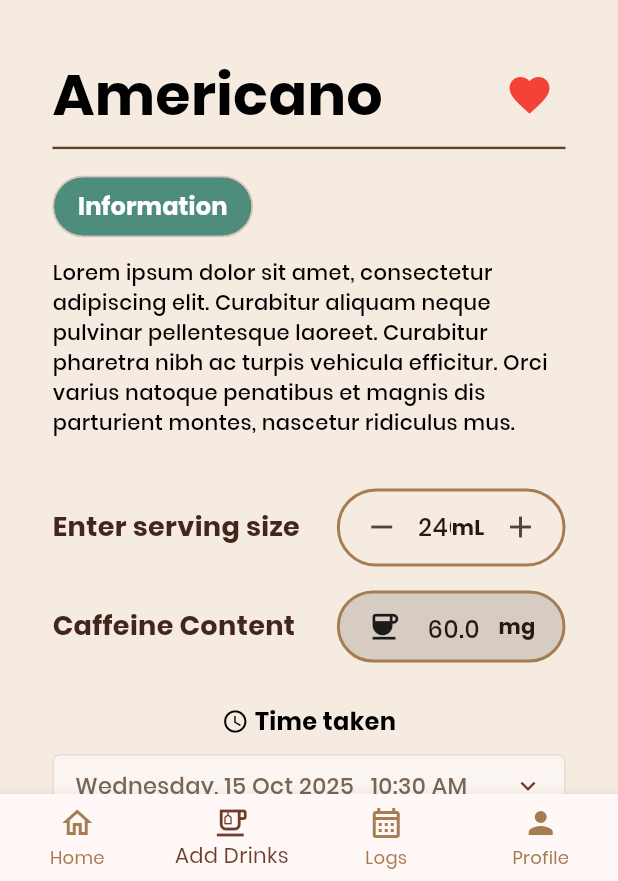
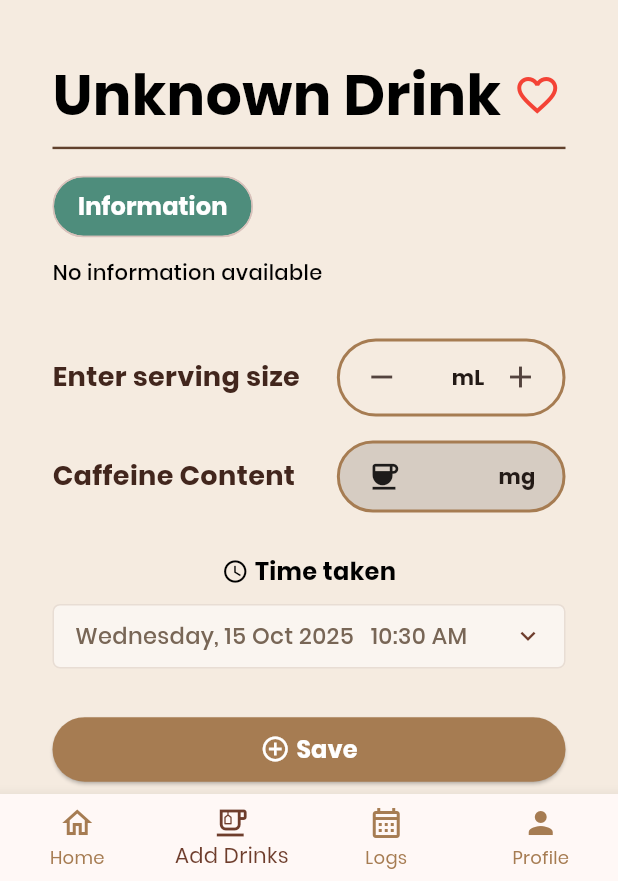
Before and after one commit to FathurrahmanNasution/caffeine_tracker, a Flutter app: the DrinkinformationPage screen opened by its route, after a tap on the "favorite outline" icon, on a phone screen of 412 x 824 dp, the part 355-1236 px from its top. Run offline on Flutter 3.47's test engine with Material 3 defaults, Android fonts, the phone set to English and light mode, and no system bars; our stand-ins replace cloud_firestore, firebase_auth, firebase_core; accounts and stored records are empty.

Commit message:
initial load drink from database, pengaturan preferensi fave drink per user, load drink information per drink

```diff
--- /dev/null
+++ b/lib/model/consumption_log.dart
@@ -0,0 +1,45 @@
+import 'package:cloud_firestore/cloud_firestore.dart';
+
+class ConsumptionLog {
+  final String id;
+  final String userId;
+  final String drinkId;
+  final String drinkName;
+  final int servingSize; // mL
+  final double caffeineContent; // mg
+  final DateTime consumedAt;
+
+  ConsumptionLog({
+    required this.id,
+    required this.userId,
+    required this.drinkId,
+    required this.drinkName,
+    required this.servingSize,
+    required this.caffeineContent,
+    required this.consumedAt,
+  });
+
+  factory ConsumptionLog.fromMap(Map<String, dynamic> map, String documentId) {
+    return ConsumptionLog(
+      id: documentId,
+      userId: map['userId'] ?? '',
+      drinkId: map['drinkId'] ?? '',
+      drinkName: map['drinkName'] ?? '',
+      servingSize: map['servingSize'] ?? 0,
+      caffeineContent: (map['caffeineContent'] ?? 0).toDouble(),
+      consumedAt: (map['consumedAt'] as Timestamp).toDate(),
+    );
+  }
+
+  Map<String, dynamic> toMap() {
+    return {
+      'userId': userId,
+      'drinkId': drinkId,
+      'drinkName': drinkName,
+      'servingSize': servingSize,
+      'caffeineContent': caffeineContent,
+      'consumedAt': Timestamp.fromDate(consumedAt),
+      'createdAt': FieldValue.serverTimestamp(),
+    };
+  }
+}
--- a/lib/model/drink_model.dart
+++ b/lib/model/drink_model.dart
@@ -2,43 +2,41 @@ class DrinkModel {
   final String id;
   final String name;
   final String imageUrl;
-  final double caffeinePerMl; // mg per mL
-  final int standardVolume; // mL
+  final double caffeineinMg;
+  final int standardVolume;
   final String information;
-  final bool isFavorite;
+  bool isFavorite; // Jadi non-final, untuk update UI
 
   DrinkModel({
     required this.id,
     required this.name,
     required this.imageUrl,
-    required this.caffeinePerMl,
+    required this.caffeineinMg,
     required this.standardVolume,
     required this.information,
     this.isFavorite = false,
   });
 
-  // From Firestore
   factory DrinkModel.fromMap(Map<String, dynamic> map, String documentId) {
     return DrinkModel(
       id: documentId,
       name: map['name'] ?? '',
       imageUrl: map['imageUrl'] ?? '',
-      caffeinePerMl: (map['caffeinePerMl'] ?? 0).toDouble(),
+      caffeineinMg: (map['caffeineinMg'] ?? 0),
       standardVolume: map['standardVolume'] ?? 0,
       information: map['information'] ?? '',
-      isFavorite: map['isFavorite'] ?? false,
+      // isFavorite tidak lagi dari map
     );
   }
 
-  // To Firestore
   Map<String, dynamic> toMap() {
     return {
       'name': name,
       'imageUrl': imageUrl,
-      'caffeinePerMl': caffeinePerMl,
+      'caffeineinMg': caffeineinMg,
       'standardVolume': standardVolume,
       'information': information,
-      'isFavorite': isFavorite,
+      // Tidak simpan isFavorite di sini
     };
   }
 }
--- a/lib/screens/admin_add_drink_page.dart
+++ b/lib/screens/admin_add_drink_page.dart
@@ -26,7 +26,7 @@ class _AdminAddDrinkPageState extends State<AdminAddDrinkPage> {
         id: '', // auto generated
         name: _nameController.text,
         imageUrl: _imageUrlController.text,
-        caffeinePerMl: double.parse(_caffeineController.text),
+        caffeineinMg: double.parse(_caffeineController.text),
         standardVolume: int.parse(_volumeController.text),
         information: _infoController.text,
         isFavorite: _isFavorite,
@@ -70,7 +70,7 @@ class _AdminAddDrinkPageState extends State<AdminAddDrinkPage> {
             ),
             TextFormField(
               controller: _caffeineController,
-              decoration: const InputDecoration(labelText: 'Caffeine per mL'),
+              decoration: const InputDecoration(labelText: 'Caffeine in mg'),
               keyboardType: TextInputType.number,
               validator: (v) => v!.isEmpty ? 'Required' : null,
             ),
--- a/lib/screens/drinkinformation_page.dart
+++ b/lib/screens/drinkinformation_page.dart
@@ -1,5 +1,9 @@
 import 'package:flutter/material.dart';
 import 'package:intl/intl.dart';
+import 'package:caffeine_tracker/services/drink_service.dart';
+import 'package:caffeine_tracker/services/consumption_service.dart';
+import 'package:caffeine_tracker/model/consumption_log.dart';
+import 'package:caffeine_tracker/model/drink_model.dart';
 
 class DrinkinformationPage extends StatefulWidget {
   const DrinkinformationPage({super.key});
@@ -9,12 +13,16 @@ class DrinkinformationPage extends StatefulWidget {
 }
 
 class _DrinkinformationPageState extends State<DrinkinformationPage> {
-  bool isFavorite = false;
+  final DrinkService _drinkService = DrinkService();
+  final ConsumptionService _consumptionService = ConsumptionService();
 
-  int servingSize = 240; // default serving
-  double caffeineContent = 0; // hasil perhitungan
-  bool isCaffeineEdited = false; // penanda user edit manual
-  DateTime selectedDateTime = DateTime.now(); // tambah variable untuk datetime
+  DrinkModel? drink;
+  String currentUserId = "USER_ID_HERE";
+
+  int servingSize = 240;
+  double caffeineContent = 0;
+  bool isCaffeineEdited = false;
+  DateTime selectedDateTime = DateTime.now();
 
   late TextEditingController _servingController;
   late TextEditingController _caffeineController;
@@ -22,11 +30,35 @@ class _DrinkinformationPageState extends State<DrinkinformationPage> {
   @override
   void initState() {
     super.initState();
-    caffeineContent = (50 / 200) * servingSize;
+    _servingController = TextEditingController();
+    _caffeineController = TextEditingController();
+  }
 
-    _servingController = TextEditingController(text: "$servingSize");
-    _caffeineController =
-        TextEditingController(text: caffeineContent.toStringAsFixed(1));
+  @override
+  void didChangeDependencies() {
+    super.didChangeDependencies();
+
+    if (drink == null) {
+      drink = ModalRoute.of(context)!.settings.arguments as DrinkModel?;
+
+      if (drink != null) {
+        // Set initial values dari drink
+        servingSize = drink!.standardVolume;
+
+        // Hitung caffeine per mL dari drink
+        double caffeinePerMl = drink!.caffeineinMg / drink!.standardVolume;
+        caffeineContent = caffeinePerMl * servingSize;
+
+        _servingController.text = servingSize.toString();
+        _caffeineController.text = caffeineContent.toStringAsFixed(1);
+      }
+    }
+  }
+
+  double _calculateCaffeine(int serving) {
+    if (drink == null) return 0;
+    double caffeinePerMl = drink!.caffeineinMg / drink!.standardVolume;
+    return caffeinePerMl * serving;
   }
 
   @override
@@ -42,7 +74,7 @@ class _DrinkinformationPageState extends State<DrinkinformationPage> {
       _servingController.text = servingSize.toString();
 
       if (!isCaffeineEdited) {
-        caffeineContent = (50 / 200) * servingSize;
+        caffeineContent = _calculateCaffeine(servingSize);
         _caffeineController.text = caffeineContent.toStringAsFixed(1);
       }
     });
@@ -55,7 +87,7 @@ class _DrinkinformationPageState extends State<DrinkinformationPage> {
         _servingController.text = servingSize.toString();
 
         if (!isCaffeineEdited) {
-          caffeineContent = (50 / 200) * servingSize;
+          caffeineContent = _calculateCaffeine(servingSize);
           _caffeineController.text = caffeineContent.toStringAsFixed(1);
         }
       }
@@ -68,7 +100,7 @@ class _DrinkinformationPageState extends State<DrinkinformationPage> {
       setState(() {
         servingSize = number;
         if (!isCaffeineEdited) {
-          caffeineContent = (50 / 200) * servingSize;
+          caffeineContent = _calculateCaffeine(servingSize);
           _caffeineController.text = caffeineContent.toStringAsFixed(1);
         }
       });
@@ -188,11 +220,11 @@ class _DrinkinformationPageState extends State<DrinkinformationPage> {
                         left: 0,
                         right: 0,
                         child: Center(
-                          child: Image.asset(
-                            "assets/images/coffee.png",
-                            height: height * 0.15,
-                            fit: BoxFit.contain,
-                          ),
+                          child: drink != null
+                              ? (drink!.imageUrl.startsWith('http')
+                              ? Image.network(drink!.imageUrl, height: height * 0.15, fit: BoxFit.contain)
+                              : Image.asset(drink!.imageUrl, height: height * 0.15, fit: BoxFit.contain))
+                              : Image.asset("assets/images/coffee.png", height: height * 0.15, fit: BoxFit.contain),
                         ),
                       ),
                     ],
@@ -210,22 +242,29 @@ class _DrinkinformationPageState extends State<DrinkinformationPage> {
                         Row(
                           mainAxisAlignment: MainAxisAlignment.spaceBetween,
                           children: [
-                            const Text(
-                              "Americano",
-                              style: TextStyle(
+                            Text(
+                              drink?.name ?? "Unknown Drink", // ← Update
+                              style: const TextStyle(
                                 fontSize: 38,
                                 fontWeight: FontWeight.bold,
                                 color: Color(0xFF000000),
                               ),
                             ),
                             IconButton(
-                              onPressed: () {
-                                setState(() {
-                                  isFavorite = !isFavorite;
-                                });
+                              onPressed: () async {
+                                if (drink != null) {
+                                  await _drinkService.toggleFavorite(
+                                      currentUserId,
+                                      drink!.id,
+                                      drink!.isFavorite
+                                  );
+                                  setState(() {
+                                    drink!.isFavorite = !drink!.isFavorite;
+                                  });
+                                }
                               },
                               icon: Icon(
-                                isFavorite ? Icons.favorite : Icons.favorite_border,
+                                drink?.isFavorite ?? false ? Icons.favorite : Icons.favorite_border,
                                 color: Colors.red,
                                 size: 32,
                               ),
@@ -239,7 +278,7 @@ class _DrinkinformationPageState extends State<DrinkinformationPage> {
                         ),
                         const SizedBox(height: 7),
 
-                        // Informasi singkat
+                        // Information
                         const Row(
                           children: [
                             Chip(
@@ -256,9 +295,9 @@ class _DrinkinformationPageState extends State<DrinkinformationPage> {
                           ],
                         ),
                         const SizedBox(height: 10),
-                        const Text(
-                          "Lorem ipsum dolor sit amet, consectetur adipiscing elit. Curabitur aliquam neque pulvinar pellentesque laoreet. Curabitur pharetra nibh ac turpis vehicula efficitur. Orci varius natoque penatibus et magnis dis parturient montes, nascetur ridiculus mus.",
-                          style: TextStyle(
+                        Text(
+                          drink?.information ?? "No information available", // ← Update
+                          style: const TextStyle(
                             fontSize: 14,
                             height: 1.4,
                             color: Colors.black,
@@ -476,9 +515,27 @@ class _DrinkinformationPageState extends State<DrinkinformationPage> {
                               ),
                               padding: const EdgeInsets.symmetric(vertical: 10),
                             ),
-                            onPressed: () {
-                              debugPrint("Serving size: $servingSize ml");
-                              debugPrint("Caffeine content: $caffeineContent mg");
+                            onPressed: () async {
+                              if (drink != null) {
+                                final log = ConsumptionLog(
+                                  id: '',
+                                  userId: currentUserId,
+                                  drinkId: drink!.id,
+                                  drinkName: drink!.name,
+                                  servingSize: servingSize,
+                                  caffeineContent: caffeineContent,
+                                  consumedAt: selectedDateTime,
+                                );
+
+                                await _consumptionService.addConsumption(log);
+
+                                if (mounted) {
+                                  ScaffoldMessenger.of(context).showSnackBar(
+                                    const SnackBar(content: Text('Consumption saved!')),
+                                  );
+                                  Navigator.pop(context);
+                                }
+                              }
                             },
                             child: const Row(
                               mainAxisAlignment: MainAxisAlignment.center,
```
Also changed, not shown: lib/screens/coffeelist_page.dart (+9 -8 lines), lib/services/consumption_service.dart (added, +47 -0 lines), lib/services/drink_service.dart (+123 -69 lines).
